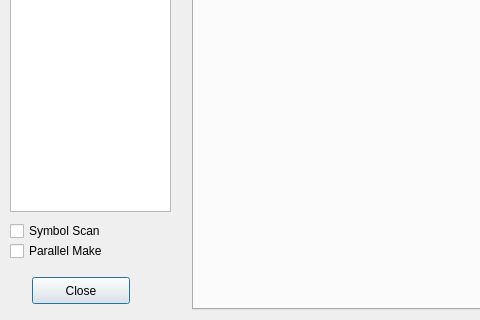
The window that uis/build_settings.ui (amirgeva/coide) describes before a commit, drawn with Qt 5; both pictures show x 0 to 480 and y 139 to 459 of the 662 by 459 pixel window.
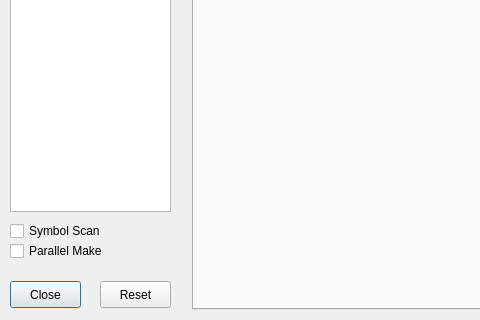
The same window after the commit.

Commit message: Updated dialog to include reset button

What changed in the file:
```diff
--- a/uis/build_settings.ui
+++ b/uis/build_settings.ui
@@ -34,9 +34,9 @@
   <widget class="QPushButton" name="closeButton">
    <property name="geometry">
     <rect>
-     <x>32</x>
-     <y>416</y>
-     <width>98</width>
+     <x>10</x>
+     <y>420</y>
+     <width>71</width>
      <height>27</height>
     </rect>
    </property>
@@ -90,6 +90,19 @@
     <string>Symbol Scan</string>
    </property>
   </widget>
+  <widget class="QPushButton" name="resetButton">
+   <property name="geometry">
+    <rect>
+     <x>100</x>
+     <y>420</y>
+     <width>71</width>
+     <height>27</height>
+    </rect>
+   </property>
+   <property name="text">
+    <string>Reset</string>
+   </property>
+  </widget>
  </widget>
  <resources/>
  <connections/>
```
